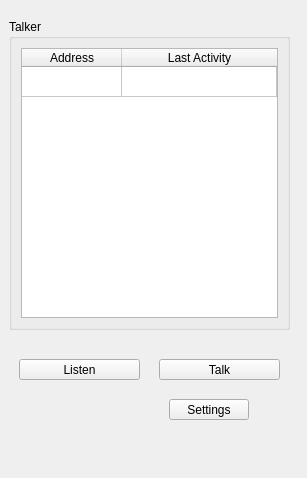
Above: main/src/MainWindow.ui from pberthold/Flurfunk before the change. Below: the same form after it.
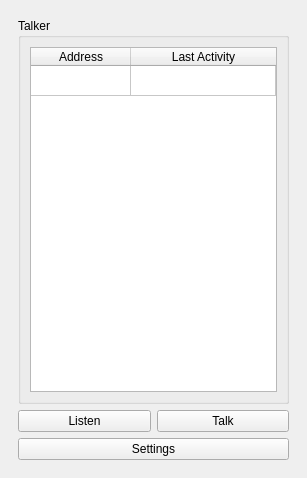
That is the form after the change.

The edit to the form file:
```diff
--- a/main/src/MainWindow.ui
+++ b/main/src/MainWindow.ui
@@ -21,15 +21,9 @@
        <number>0</number>
       </property>
       <widget class="QWidget" name="pageMain">
+       <layout class="QVBoxLayout" name="verticalLayout_6">
+        <item>
        <widget class="QGroupBox" name="groupBox_3">
-        <property name="geometry">
-         <rect>
-          <x>0</x>
-          <y>10</y>
-          <width>281</width>
-          <height>311</height>
-         </rect>
-        </property>
         <property name="title">
          <string>Talker</string>
         </property>
@@ -71,15 +65,11 @@
          </item>
         </layout>
        </widget>
+        </item>
+        <item>
+         <layout class="QHBoxLayout" name="horizontalLayout">
+          <item>
        <widget class="QPushButton" name="btnListen">
-        <property name="geometry">
-         <rect>
-          <x>10</x>
-          <y>350</y>
-          <width>121</width>
-          <height>21</height>
-         </rect>
-        </property>
         <property name="text">
          <string>Listen</string>
         </property>
@@ -87,15 +77,9 @@
          <bool>true</bool>
         </property>
        </widget>
+          </item>
+          <item>
        <widget class="QPushButton" name="btnTalk">
-        <property name="geometry">
-         <rect>
-          <x>150</x>
-          <y>350</y>
-          <width>121</width>
-          <height>21</height>
-         </rect>
-        </property>
         <property name="text">
          <string>Talk</string>
         </property>
@@ -103,19 +87,17 @@
          <bool>true</bool>
         </property>
        </widget>
+          </item>
+         </layout>
+        </item>
+        <item>
        <widget class="QPushButton" name="btnSettings">
-        <property name="geometry">
-         <rect>
-          <x>160</x>
-          <y>390</y>
-          <width>80</width>
-          <height>21</height>
-         </rect>
-        </property>
         <property name="text">
          <string>Settings</string>
         </property>
        </widget>
+        </item>
+       </layout>
       </widget>
       <widget class="QWidget" name="pageSettings">
        <layout class="QVBoxLayout" name="verticalLayout_4">
```
Lines whose indentation alone changed are shown as unchanged.
